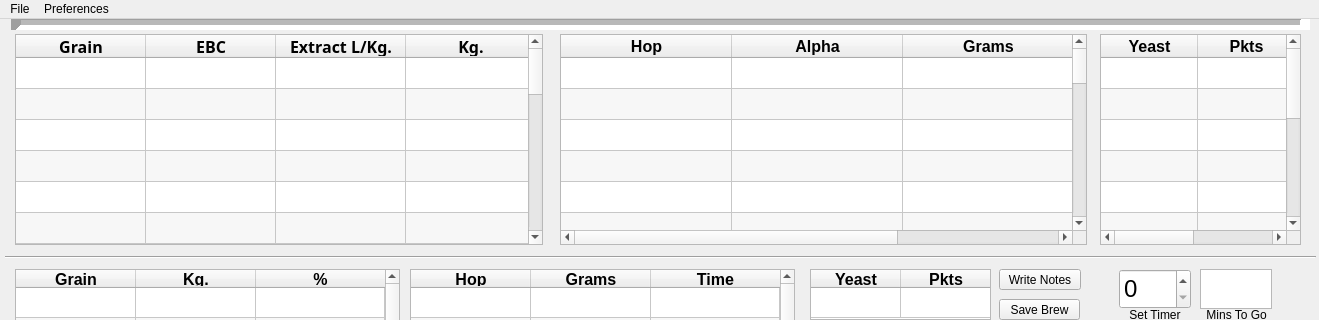
Before: the Qt Designer form UI/alestockUI_v2.ui in andystopford/Brewing, drawn with Qt 5; both pictures show x 0 to 1319 and y 0 to 320 of the 1319 by 702 pixel window.
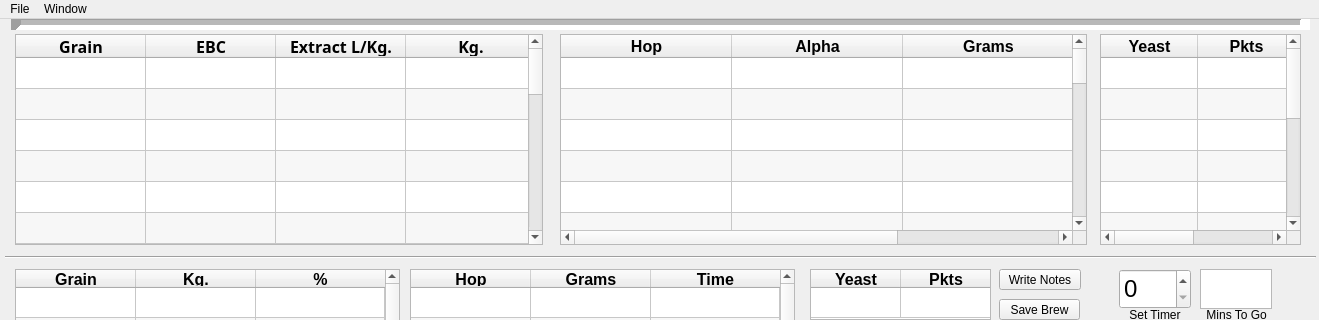
After: the same form once the commit is applied.

Commit message: Hydrometer correction added. File picker calendar unchanged

What changed in the file:
```diff
--- a/UI/alestockUI_v2.ui
+++ b/UI/alestockUI_v2.ui
@@ -1929,7 +1929,7 @@
    </widget>
    <widget class="QMenu" name="menuPreferences">
     <property name="title">
-     <string>Preferences</string>
+     <string>Window</string>
     </property>
     <addaction name="button_prefs"/>
    </widget>
```
Left out of the diff: 6 changed lines with no effect on the pictures.
